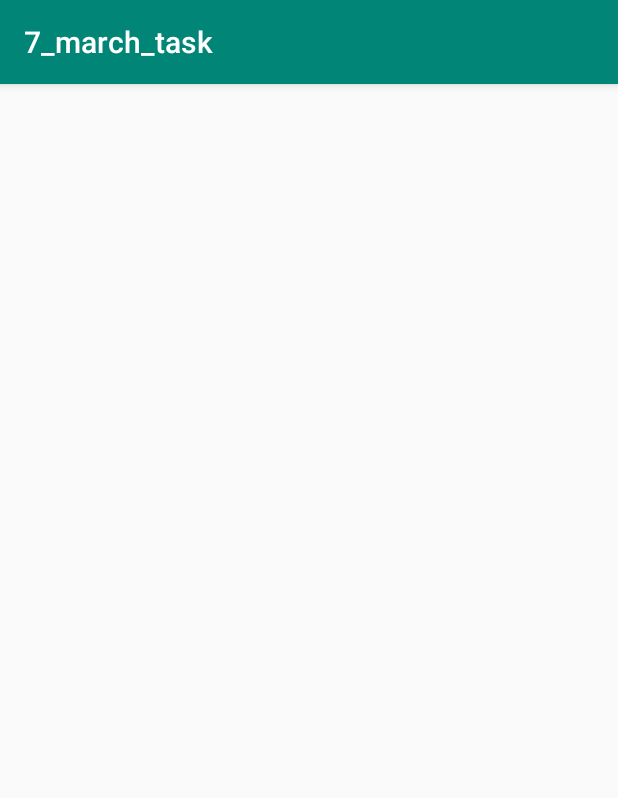
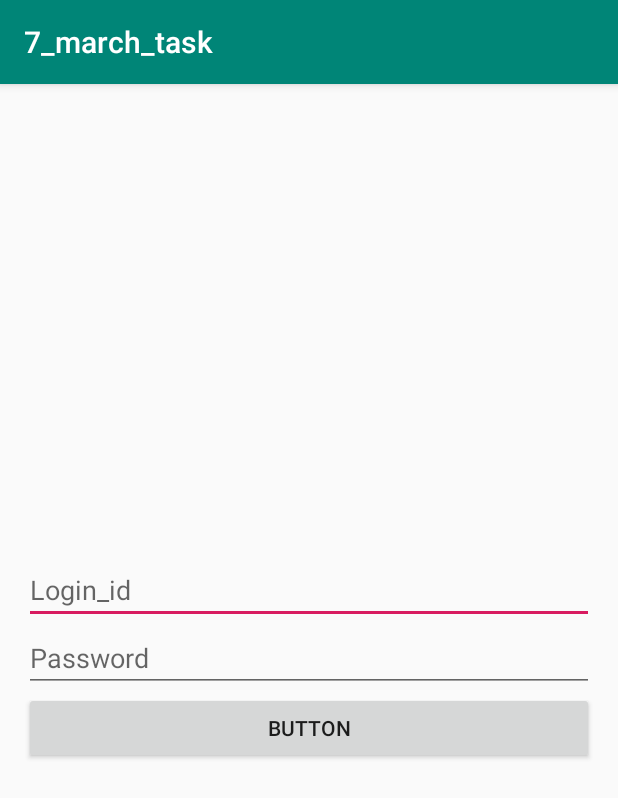
Before and after one commit to Viveksengar07/7_march_task, an Android app: the screen it shows after launch (MainActivity), on a phone screen of 412 x 824 dp. Shown: the top 798 px of the screen. Run offline under Robolectric (Android 15) with nearby library versions, the phone set to English and light mode, and no system bars.

Commit message:
Add login id and password and a button

```diff
--- a/app/src/main/res/layout/activity_main.xml
+++ b/app/src/main/res/layout/activity_main.xml
@@ -4,4 +4,42 @@
     xmlns:tools="http://schemas.android.com/tools"
     android:layout_width="match_parent"
     android:layout_height="match_parent"
-    tools:context=".MainActivity"/>
+    tools:context=".MainActivity">
+
+    <LinearLayout
+        android:id="@+id/linearLayout"
+        android:layout_width="0dp"
+        android:layout_height="0dp"
+        android:layout_margin="8dp"
+        android:gravity="center"
+        android:orientation="vertical"
+        android:padding="8dp"
+        app:layout_constraintBottom_toBottomOf="parent"
+        app:layout_constraintEnd_toEndOf="parent"
+        app:layout_constraintStart_toStartOf="parent"
+        app:layout_constraintTop_toTopOf="parent">
+
+        <EditText
+            android:id="@+id/editText4"
+            android:layout_width="match_parent"
+            android:layout_height="wrap_content"
+            android:ems="10"
+            android:hint="Login_id"
+            android:inputType="textEmailAddress" />
+
+        <EditText
+            android:id="@+id/editText5"
+            android:layout_width="match_parent"
+            android:layout_height="wrap_content"
+            android:ems="10"
+            android:hint="Password"
+            android:inputType="textPassword" />
+
+        <Button
+            android:id="@+id/button"
+            android:layout_width="match_parent"
+            android:layout_height="wrap_content"
+            android:text="Button" />
+    </LinearLayout>
+
+</android.support.constraint.ConstraintLayout>
```
